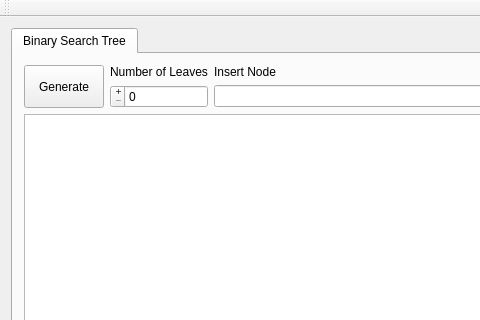
Qt form mainwindow.ui (phetaduck/DataStructures) before a commit; both pictures show x 0 to 480 and y 0 to 320 of the 1104 by 661 pixel window.
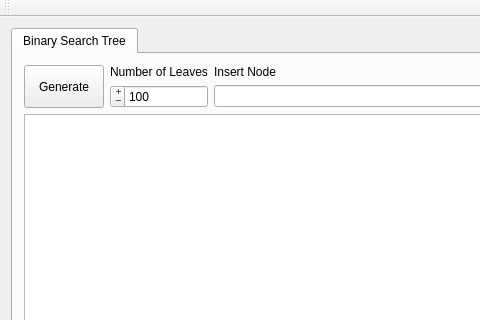
The same form after that commit.

```diff
--- a/mainwindow.ui
+++ b/mainwindow.ui
@@ -45,12 +45,18 @@
           <property name="accelerated">
            <bool>true</bool>
           </property>
+          <property name="minimum">
+           <number>1</number>
+          </property>
           <property name="maximum">
            <number>100000</number>
           </property>
           <property name="stepType">
            <enum>QAbstractSpinBox::AdaptiveDecimalStepType</enum>
           </property>
+          <property name="value">
+           <number>100</number>
+          </property>
          </widget>
         </item>
         <item row="2" column="0" colspan="4">
```
Left out of the diff: 86 changed lines with no effect on the pictures.
